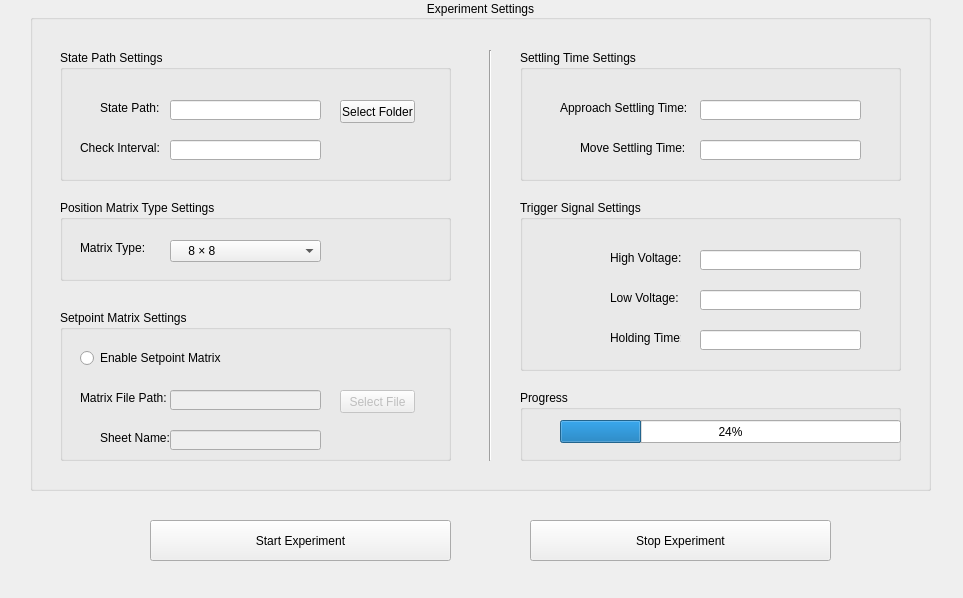
Qt form robot.ui (motein/afm_control_nova_script) before a commit.
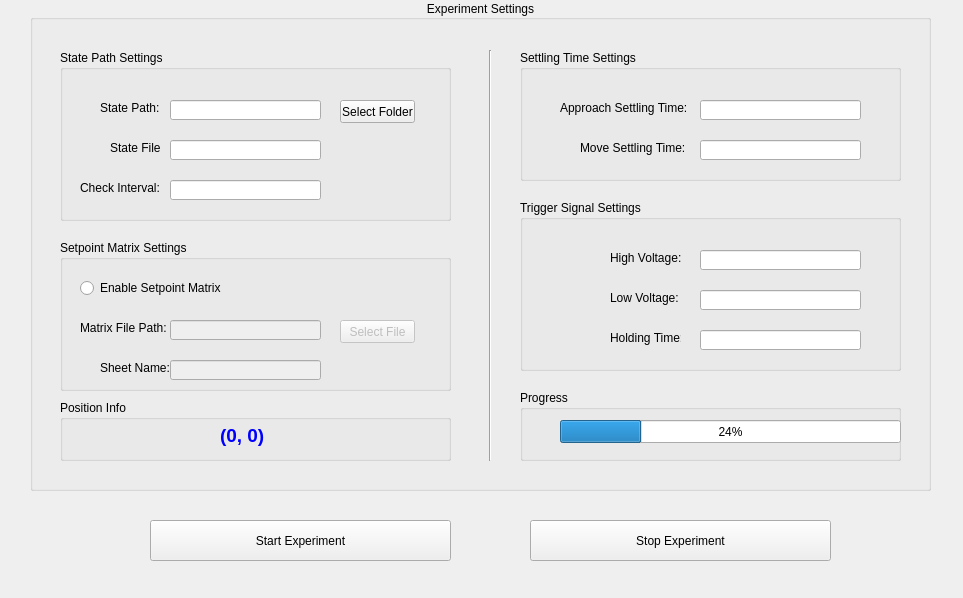
The same form after that commit. Icons and pictures are not drawn.

Patch:
```diff
--- a/robot.ui
+++ b/robot.ui
@@ -50,7 +50,7 @@
       <x>30</x>
       <y>50</y>
       <width>391</width>
-      <height>131</height>
+      <height>171</height>
      </rect>
     </property>
     <property name="styleSheet">
@@ -126,8 +126,37 @@
     <widget class="QLabel" name="label_8">
      <property name="geometry">
       <rect>
-       <x>20</x>
+       <x>50</x>
        <y>90</y>
+       <width>51</width>
+       <height>16</height>
+      </rect>
+     </property>
+     <property name="styleSheet">
+      <string notr="true">font: 8pt &quot;Times New Roman&quot;;</string>
+     </property>
+     <property name="text">
+      <string>State File</string>
+     </property>
+    </widget>
+    <widget class="QLineEdit" name="lineEdit_8">
+     <property name="geometry">
+      <rect>
+       <x>110</x>
+       <y>130</y>
+       <width>151</width>
+       <height>20</height>
+      </rect>
+     </property>
+     <property name="styleSheet">
+      <string notr="true">font: 8pt &quot;Times New Roman&quot;;</string>
+     </property>
+    </widget>
+    <widget class="QLabel" name="label_9">
+     <property name="geometry">
+      <rect>
+       <x>20</x>
+       <y>130</y>
        <width>81</width>
        <height>16</height>
       </rect>
@@ -140,97 +169,11 @@
      </property>
     </widget>
    </widget>
-   <widget class="QGroupBox" name="groupBox_4">
-    <property name="geometry">
-     <rect>
-      <x>30</x>
-      <y>200</y>
-      <width>391</width>
-      <height>81</height>
-     </rect>
-    </property>
-    <property name="styleSheet">
-     <string notr="true">font: 75 9pt &quot;微软雅黑&quot;;</string>
-    </property>
-    <property name="title">
-     <string>Position Matrix Type Settings</string>
-    </property>
-    <property name="flat">
-     <bool>false</bool>
-    </property>
-    <property name="checkable">
-     <bool>false</bool>
-    </property>
-    <widget class="QLabel" name="label_4">
-     <property name="geometry">
-      <rect>
-       <x>20</x>
-       <y>40</y>
-       <width>71</width>
-       <height>16</height>
-      </rect>
-     </property>
-     <property name="styleSheet">
-      <string notr="true">font: 8pt &quot;Times New Roman&quot;;</string>
-     </property>
-     <property name="text">
-      <string>Matrix Type:</string>
-     </property>
-    </widget>
-    <widget class="QComboBox" name="comboBox">
-     <property name="geometry">
-      <rect>
-       <x>110</x>
-       <y>40</y>
-       <width>151</width>
-       <height>22</height>
-      </rect>
-     </property>
-     <property name="styleSheet">
-      <string notr="true">font: 8pt &quot;Times New Roman&quot;;</string>
-     </property>
-     <item>
-      <property name="text">
-       <string>    8 × 8</string>
-      </property>
-     </item>
-     <item>
-      <property name="text">
-       <string>  16 × 16</string>
-      </property>
-     </item>
-     <item>
-      <property name="text">
-       <string>  32 × 32</string>
-      </property>
-     </item>
-     <item>
-      <property name="text">
-       <string>  64 × 64</string>
-      </property>
-     </item>
-     <item>
-      <property name="text">
-       <string>128 × 128</string>
-      </property>
-     </item>
-     <item>
-      <property name="text">
-       <string>256 × 256</string>
-      </property>
-     </item>
-     <item>
-      <property name="text">
-       <string>512 × 512</string>
-      </property>
-     </item>
-    </widget>
-   </widget>
    <widget class="QGroupBox" name="groupBox_3">
     <property name="geometry">
      <rect>
       <x>30</x>
-      <y>310</y>
+      <y>240</y>
       <width>391</width>
       <height>151</height>
      </rect>
@@ -601,6 +544,38 @@
      <enum>Qt::Vertical</enum>
     </property>
    </widget>
+   <widget class="QGroupBox" name="groupBox_4">
+    <property name="geometry">
+     <rect>
+      <x>30</x>
+      <y>400</y>
+      <width>391</width>
+      <height>61</height>
+     </rect>
+    </property>
+    <property name="styleSheet">
+     <string notr="true">font: 75 9pt &quot;微软雅黑&quot;;</string>
+    </property>
+    <property name="title">
+     <string>Position Info</string>
+    </property>
+    <widget class="QLabel" name="label_2">
+     <property name="geometry">
+      <rect>
+       <x>160</x>
+       <y>20</y>
+       <width>151</width>
+       <height>31</height>
+      </rect>
+     </property>
+     <property name="styleSheet">
+      <string notr="true">font: 75 12pt &quot;Arial&quot;</string>
+     </property>
+     <property name="text">
+      <string>&lt;html&gt;&lt;head/&gt;&lt;body&gt;&lt;p&gt;&lt;span style=&quot; font-size:14pt; font-weight:600; color:#0000ff;&quot;&gt;(0, 0)&lt;/span&gt;&lt;/p&gt;&lt;/body&gt;&lt;/html&gt;</string>
+     </property>
+    </widget>
+   </widget>
   </widget>
   <widget class="QPushButton" name="pushButton_5">
    <property name="geometry">
```
